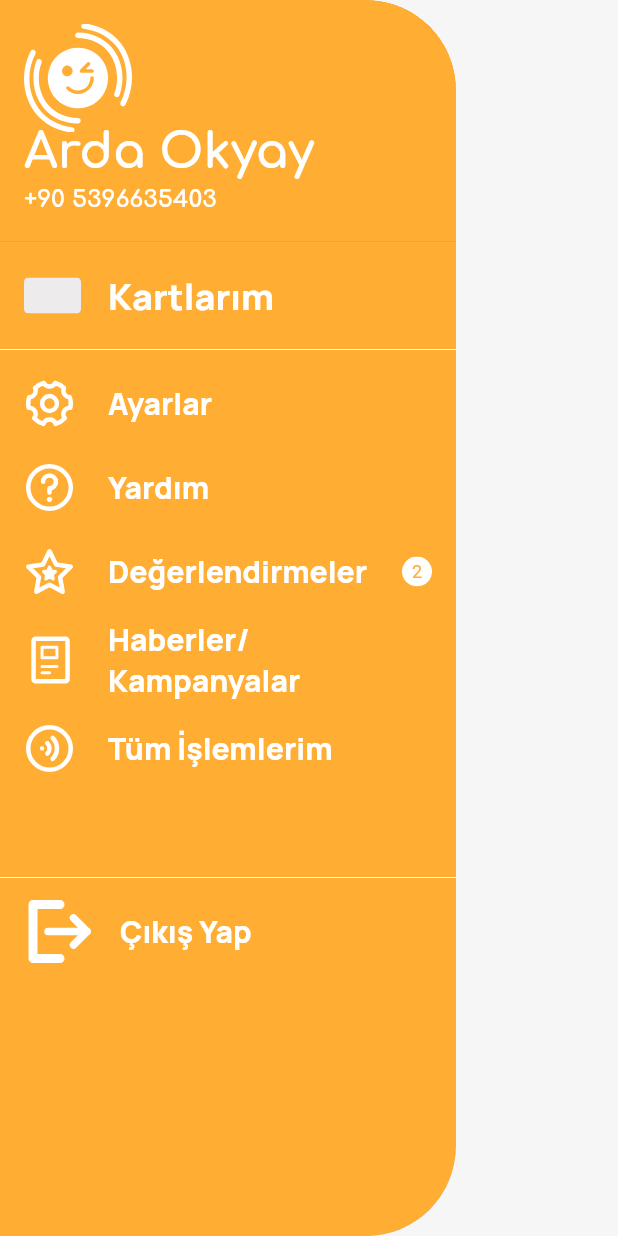
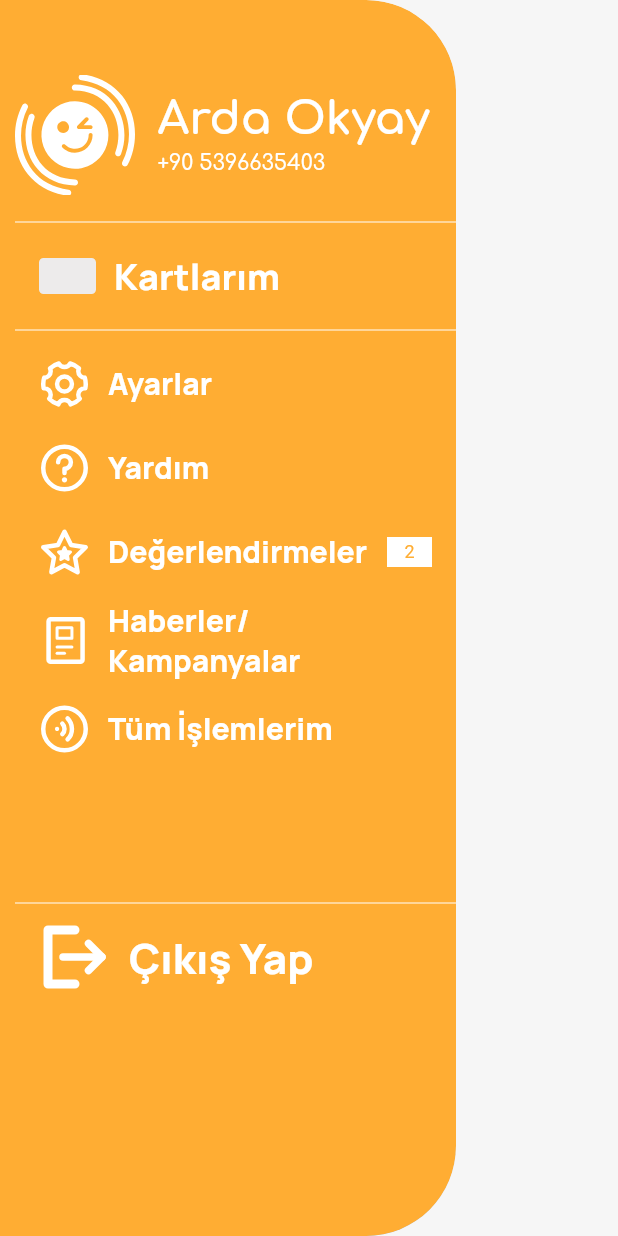
Before and after one commit to TipikDevelopers/tipik_figma, a Flutter app: the NavBar widget shown alone on an empty page, opened directly with empty values, on a phone screen of 412 x 824 dp. Run offline on Flutter 3.47's test engine with Material 2 defaults, Android fonts, the phone set to English and light mode, and no system bars; our stand-ins replace cached_network_image, dio, flutter_secure_storage, flutter_svg, intl_phone_field, pinput; accounts and stored records are empty; network calls fail; project files that could hold a hidden picture were left out.

Commit message:
Nav bar devam

```diff
--- a/lib/mainPage/NavBar.dart
+++ b/lib/mainPage/NavBar.dart
@@ -30,51 +30,63 @@ class NavBar extends StatelessWidget {
         ),
         backgroundColor: const Color.fromRGBO(255, 173, 51, 1),
         child: ListView(
-          padding: EdgeInsets.zero,
+          padding: EdgeInsets.only(top: 50, left: 10),
           children: [
-            UserAccountsDrawerHeader(
-              currentAccountPicture: SizedBox(
+            Row(
+              children: [
+                SizedBox(
                   child: SvgPicture.asset(
                     'assets/images/tipik.svg',
                     fit: BoxFit.cover,
-                  width: 90,
-                  height: 120,
+                    width: 80,
+                    height: 80,
                   ),
                 ),
+                SizedBox(
+                  width: 15,
+                ),
                 //margin: EdgeInsets.only(bottom: 15),
-              accountName: Column(
+                Column(
+                  crossAxisAlignment: CrossAxisAlignment.start,
                   children: [
-                  SizedBox(
-                    height: 16,
-                  ),
-                  Text(
+                    Container(
+                      child: Text(
                         "Arda Okyay",
                         style: TextStyle(
                           fontFamily: 'Comfortaa',
-                      fontSize: 32,
+                          fontSize: 30,
                           fontWeight: FontWeight.bold,
+                          color: Colors.white,
+                        ),
+                      ),
+                    ),
+                    SizedBox(
+                      height: 5,
+                    ),
+                    Text(
+                      "+90 5396635403",
+                      textAlign: TextAlign.left,
+                      style: TextStyle(
+                        fontFamily: 'Comfortaa',
+                        fontSize: 14,
+                        fontWeight: FontWeight.w500,
+                        color: Colors.white,
                       ),
                     ),
                   ],
                 ),
-              accountEmail: const Text(
-                "+90 5396635403",
-                style: TextStyle(
-                  fontFamily: 'Comfortaa',
-                  fontSize: 16,
-                  fontWeight: FontWeight.bold,
+              ],
             ),
+            SizedBox(
+              height: 10,
             ),
-              decoration: const BoxDecoration(
-                color: Color.fromRGBO(255, 173, 51, 1),
-                /*image: DecorationImage(
-                  fit: BoxFit.fill,
-                  image: SvgPicture.asset('assets/images/tipik.svg'),
-                ),*/
-              ),
-            ),
+            const Divider(color: Colors.white),
             ListTile(
               leading: SvgPicture.asset('assets/images/kartlar.svg'),
+              // minVerticalPadding: 0,
+
+              minLeadingWidth: 5,
+              horizontalTitleGap: 12,
               title: const Text(
                 "Kartlarım",
                 style: TextStyle(
@@ -97,6 +109,8 @@ class NavBar extends StatelessWidget {
             const Divider(color: Colors.white),
             ListTile(
               leading: SvgPicture.asset('assets/images/ayarlar.svg'),
+              minLeadingWidth: 5,
+              horizontalTitleGap: 12,
               title: const Text(
                 "Ayarlar",
                 style: TextStyle(
@@ -115,6 +129,8 @@ class NavBar extends StatelessWidget {
                     context, MaterialPageRoute(builder: (context) => yardim()));
               },
               leading: SvgPicture.asset('assets/images/Yardım.svg'),
+              minLeadingWidth: 5,
+              horizontalTitleGap: 12,
               title: const Text(
                 "Yardım",
                 style: TextStyle(
@@ -127,6 +143,8 @@ class NavBar extends StatelessWidget {
             ),
             ListTile(
               leading: SvgPicture.asset('assets/images/Deger.svg'),
+              minLeadingWidth: 5,
+              horizontalTitleGap: 12,
               title: const Text(
                 "Değerlendirmeler",
                 style: TextStyle(
@@ -145,10 +163,10 @@ class NavBar extends StatelessWidget {
                               commentList: commentList,
                             )));
               },
-              trailing: ClipOval(
+              trailing: ClipRect(
                 child: Container(
                   color: Colors.white,
-                  width: 20,
+                  width: 30,
                   height: 20,
                   child: const Center(
                     child: Text(
@@ -164,6 +182,8 @@ class NavBar extends StatelessWidget {
             ),
             ListTile(
               leading: SvgPicture.asset('assets/images/News.svg'),
+              minLeadingWidth: 5,
+              horizontalTitleGap: 12,
               title: const Text(
                 "Haberler/Kampanyalar",
                 //textAlign: TextAlign.left,
@@ -179,6 +199,8 @@ class NavBar extends StatelessWidget {
             ),
             ListTile(
               leading: SvgPicture.asset('assets/images/Islemler.svg'),
+              minLeadingWidth: 5,
+              horizontalTitleGap: 12,
               title: const Text(
                 "Tüm İşlemlerim",
                 style: TextStyle(
@@ -191,16 +213,18 @@ class NavBar extends StatelessWidget {
               onTap: () => {}, //TODO
             ),
             const SizedBox(
-              height: 50,
+              height: 80,
             ),
             const Divider(color: Colors.white),
             ListTile(
               leading: SvgPicture.asset('assets/images/Cikis.svg'),
+              minLeadingWidth: 5,
+              horizontalTitleGap: 12,
               title: const Text(
                 "Çıkış Yap",
                 style: TextStyle(
                   fontFamily: 'Manrope',
-                  fontSize: 20,
+                  fontSize: 28,
                   color: Colors.white,
                   fontWeight: FontWeight.w800,
                 ),
```
Lines whose indentation alone changed are shown as unchanged.
